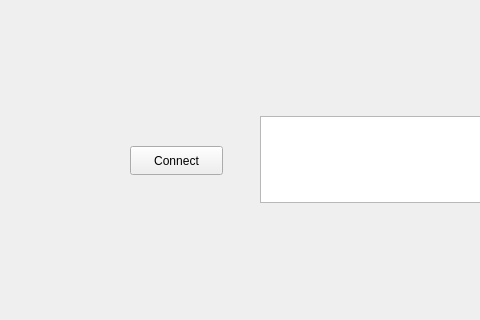
Qt form carte_mifareqt/mywindow.ui (Pierrot12000/Carte_mifare_classic) before a commit; both pictures show x 0 to 480 and y 194 to 514 of the 800 by 600 pixel window.
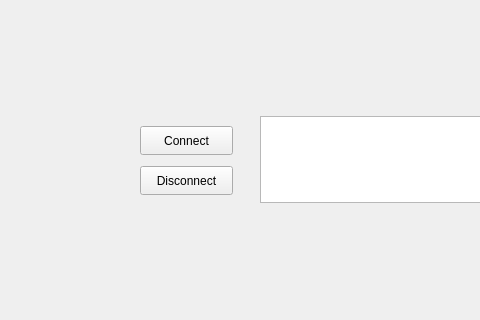
The same form after that commit.

Patch:
```diff
--- a/carte_mifareqt/mywindow.ui
+++ b/carte_mifareqt/mywindow.ui
@@ -16,8 +16,8 @@
   <widget class="QPushButton" name="Connect">
    <property name="geometry">
     <rect>
-     <x>130</x>
-     <y>340</y>
+     <x>140</x>
+     <y>320</y>
      <width>93</width>
      <height>29</height>
     </rect>
@@ -49,6 +49,19 @@
     <string>Exit</string>
    </property>
   </widget>
+  <widget class="QPushButton" name="Disconnect">
+   <property name="geometry">
+    <rect>
+     <x>140</x>
+     <y>360</y>
+     <width>93</width>
+     <height>29</height>
+    </rect>
+   </property>
+   <property name="text">
+    <string>Disconnect</string>
+   </property>
+  </widget>
  </widget>
  <resources/>
  <connections/>
```
